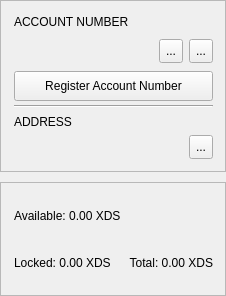
Old version of the form src/gui/ui/accountframe.ui in the repository discretecoin/discrete-wallet.
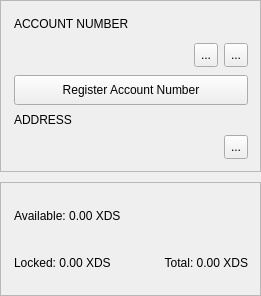
New version of the form. Icons and pictures are not drawn.

Diff of the .ui file:
```diff
--- a/src/gui/ui/accountframe.ui
+++ b/src/gui/ui/accountframe.ui
@@ -6,8 +6,8 @@
    <rect>
     <x>0</x>
     <y>0</y>
-    <width>226</width>
-    <height>230</height>
+    <width>261</width>
+    <height>296</height>
    </rect>
   </property>
   <property name="sizePolicy">
@@ -190,13 +190,6 @@
         </property>
        </widget>
       </item>
-      <item>
-       <widget class="Line" name="m_accountDivider">
-        <property name="orientation">
-         <enum>Qt::Orientation::Horizontal</enum>
-        </property>
-       </widget>
-      </item>
       <item>
        <widget class="QLabel" name="label">
         <property name="text">
```
